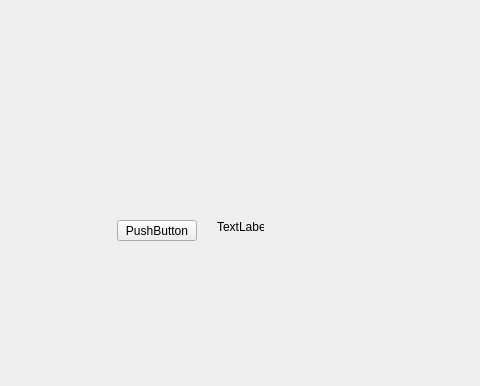
Qt form mainwindow.ui (WiLDPT/qt_widget) before a commit; both pictures show x 113 to 593 and y 0 to 386 of the 800 by 600 pixel window.
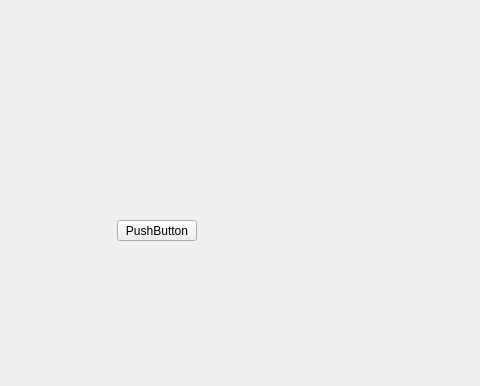
The same form after that commit.

Diff of the .ui file:
```diff
--- a/mainwindow.ui
+++ b/mainwindow.ui
@@ -37,7 +37,7 @@
      </rect>
     </property>
     <property name="text">
-     <string>TextLabel</string>
+     <string/>
     </property>
    </widget>
   </widget>
```
